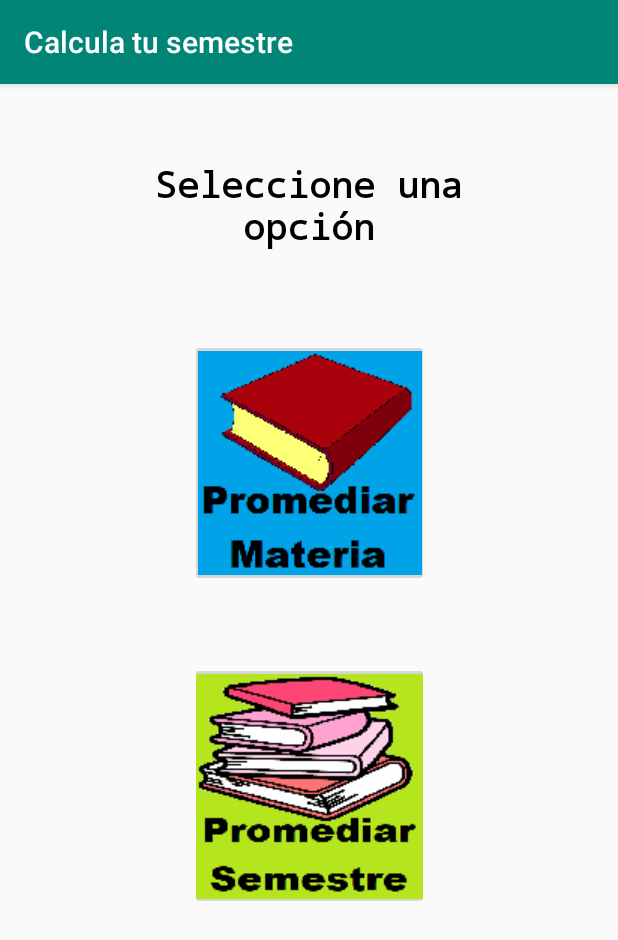
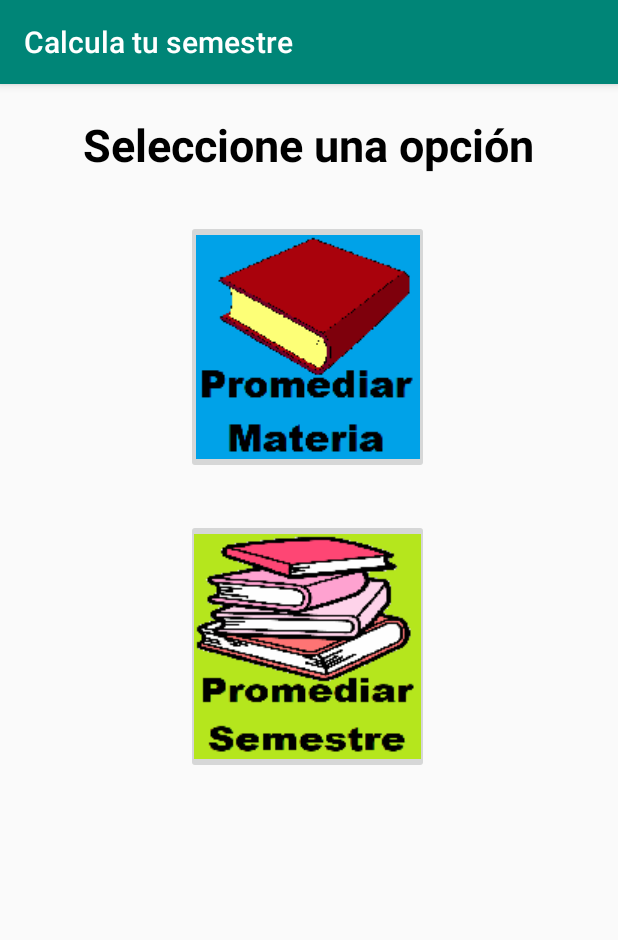
Before and after one commit to Daniel-Roa-P/Promedia-tu-semetre, an Android app: the screen it shows after launch (MainActivity), on a phone screen of 412 x 824 dp. Shown: the top 940 px of the screen. Run offline under Robolectric (Android 15) with nearby library versions, the phone set to English and light mode, and no system bars.

Commit message:
arregle limites del primer layout

```diff
--- a/app/src/main/res/layout/activity_main.xml
+++ b/app/src/main/res/layout/activity_main.xml
@@ -6,48 +6,43 @@
     android:layout_height="match_parent"
     tools:context=".MainActivity">
 
-    <TextView
-        android:id="@+id/textView"
-        android:layout_width="206dp"
-        android:layout_height="70dp"
-        android:layout_marginLeft="16dp"
-        android:layout_marginTop="50dp"
-        android:layout_marginRight="16dp"
-        android:fontFamily="monospace"
-        android:text="@string/texto_10"
-        android:textAlignment="center"
-        android:textColor="#000000"
-        android:textSize="24sp"
-        android:textStyle="bold"
-        app:layout_constraintLeft_toLeftOf="parent"
-        app:layout_constraintRight_toRightOf="parent"
-        app:layout_constraintTop_toTopOf="parent" />
-
     <ImageButton
         android:id="@+id/imageButton"
-        android:layout_width="159dp"
-        android:layout_height="165dp"
-        android:layout_marginStart="32dp"
-        android:layout_marginTop="50dp"
-        android:layout_marginEnd="32dp"
+        android:layout_width="162dp"
+        android:layout_height="wrap_content"
+        android:layout_marginTop="30dp"
         android:onClick="enviarMateria"
-        app:layout_constraintEnd_toEndOf="parent"
-        app:layout_constraintStart_toStartOf="parent"
-        app:layout_constraintTop_toBottomOf="@+id/textView"
+        app:layout_constraintEnd_toEndOf="@+id/textView3"
+        app:layout_constraintHorizontal_bias="0.493"
+        app:layout_constraintStart_toStartOf="@+id/textView3"
+        app:layout_constraintTop_toBottomOf="@+id/textView3"
         app:srcCompat="@mipmap/materia" />
 
     <ImageButton
         android:id="@+id/imageButton2"
-        android:layout_width="159dp"
-        android:layout_height="165dp"
-        android:layout_marginStart="32dp"
-        android:layout_marginTop="50dp"
-        android:layout_marginEnd="32dp"
+        android:layout_width="162dp"
+        android:layout_height="wrap_content"
+        android:layout_marginTop="30dp"
         android:onClick="enviarMateria"
         app:layout_constraintEnd_toEndOf="parent"
+        app:layout_constraintHorizontal_bias="0.497"
         app:layout_constraintStart_toStartOf="parent"
         app:layout_constraintTop_toBottomOf="@+id/imageButton"
         app:srcCompat="@mipmap/semestre"
         tools:srcCompat="@mipmap/semestre" />
 
+    <TextView
+        android:id="@+id/textView3"
+        android:layout_width="wrap_content"
+        android:layout_height="wrap_content"
+        android:layout_marginTop="20dp"
+        android:text="@string/texto_10"
+        android:textColor="#000000"
+        android:textSize="30sp"
+        android:textStyle="bold"
+        app:layout_constraintEnd_toEndOf="parent"
+        app:layout_constraintHorizontal_bias="0.495"
+        app:layout_constraintStart_toStartOf="parent"
+        app:layout_constraintTop_toTopOf="parent" />
+
 </androidx.constraintlayout.widget.ConstraintLayout>
```
